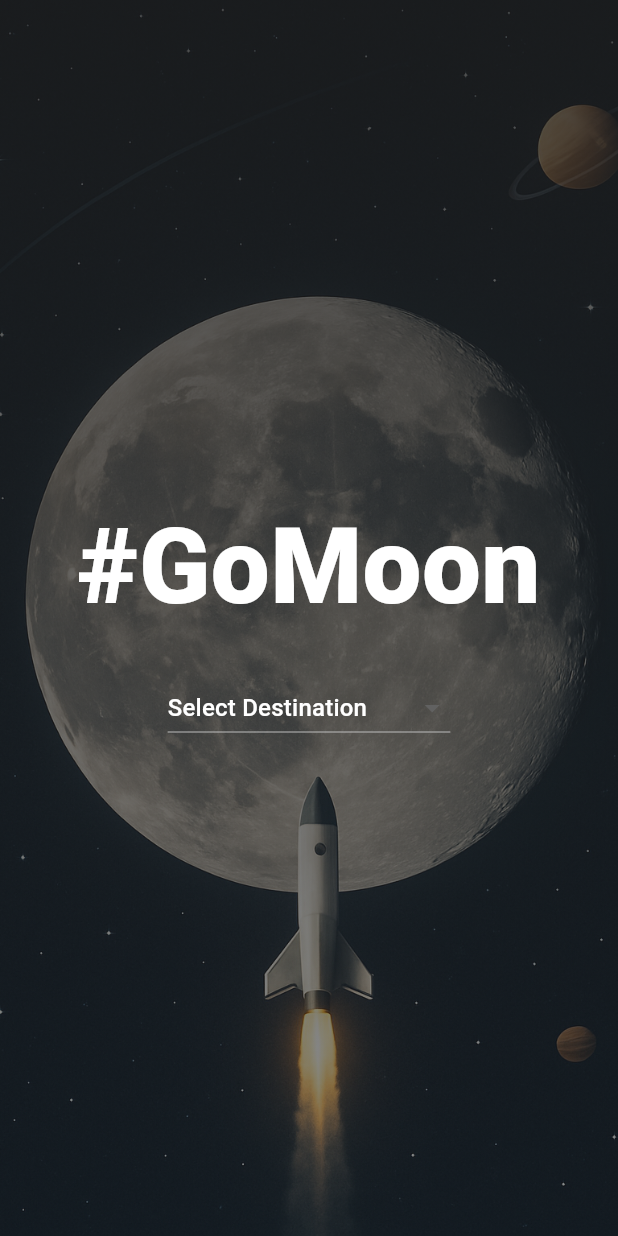
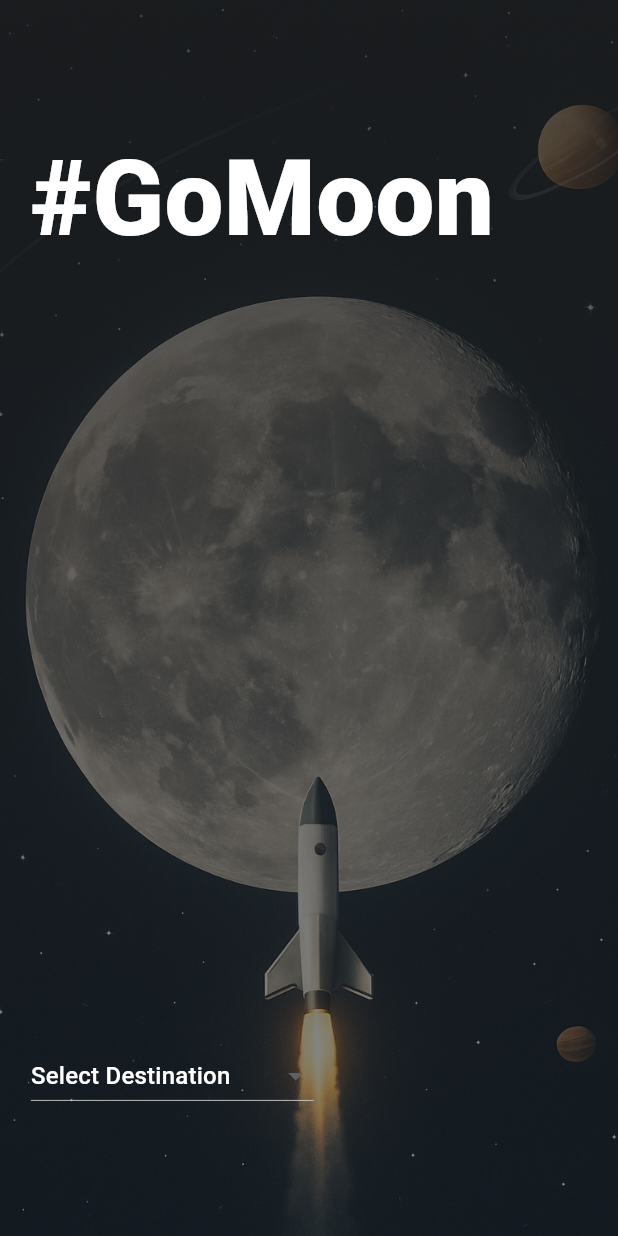
Before and after one commit to RANGIRA46/gomoon_flutter_app, a Flutter app: the screen it shows after launch, on a phone screen of 412 x 824 dp. Run offline on Flutter 3.47's test engine with Material 3 defaults, Android fonts, the phone set to English and light mode, and no system bars.

Commit message:
updated the column widget

```diff
--- a/lib/pages/home_page.dart
+++ b/lib/pages/home_page.dart
@@ -32,7 +32,10 @@ class HomePage extends StatelessWidget {
                 ),
               ),
               child: Column(
-                mainAxisAlignment: MainAxisAlignment.center,
+                mainAxisAlignment: MainAxisAlignment.spaceBetween,
+                mainAxisSize: MainAxisSize.max,
+                crossAxisAlignment: CrossAxisAlignment.start,
+
                 children: [
                   _pageTitle(), // Centered title
                   const SizedBox(
```
